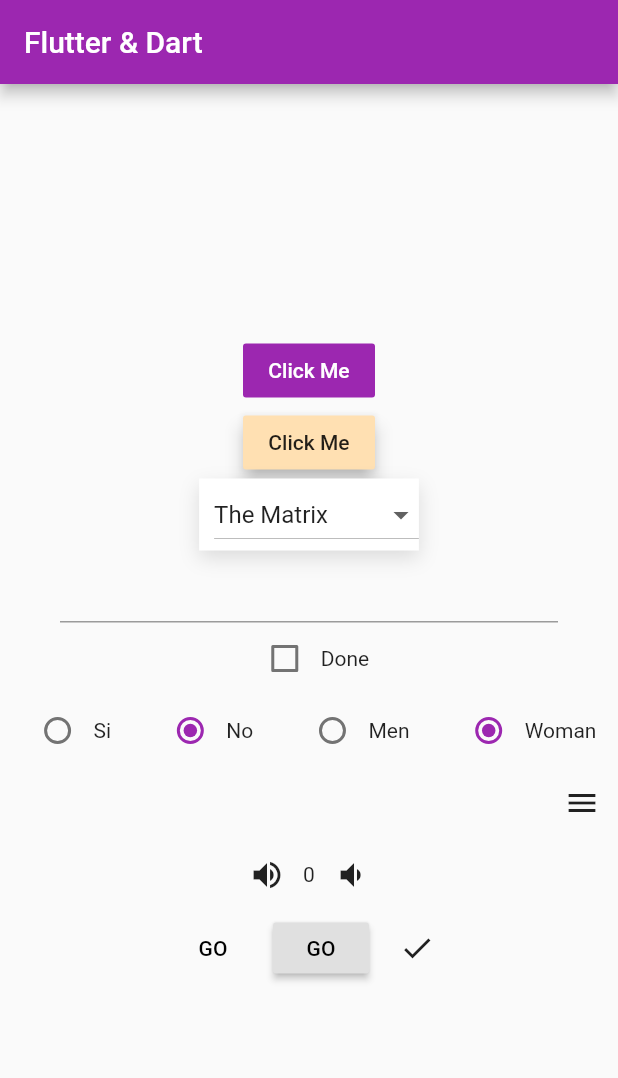
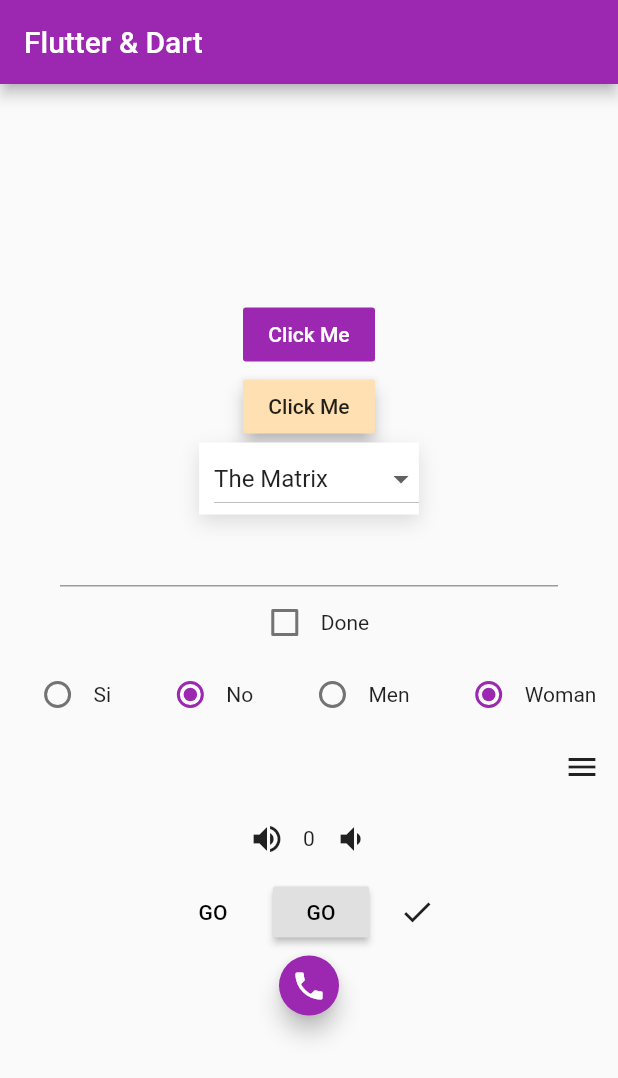
Before and after one commit to DiaDeMuertos/Udemy_section5, a Flutter app: the screen it shows after launch, on a phone screen of 412 x 824 dp. Shown: the top 1078 px of the screen. Run offline on Flutter 3.47's test engine with Material 2 defaults, Android fonts, the phone set to English and light mode, and no system bars.

Commit message:
added widget FloatingActionButton implementation

```diff
--- a/lib/main.dart
+++ b/lib/main.dart
@@ -169,6 +169,11 @@ class _MyHomePageState extends State<MyHomePage> {
               ],
             ),
           ),
+          FloatingActionButton(
+            child: Icon(Icons.phone),
+            mini: true,
+            onPressed: () => {},
+          ),
         ],
       ),
     );
```
